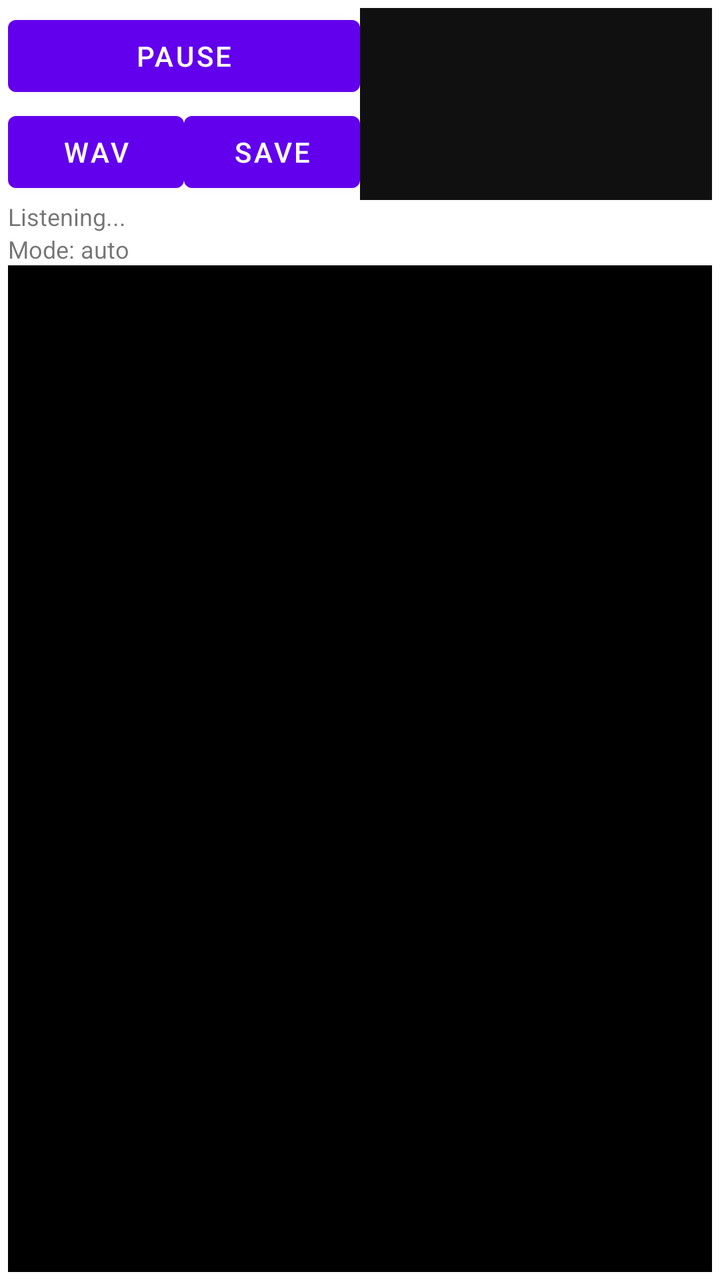
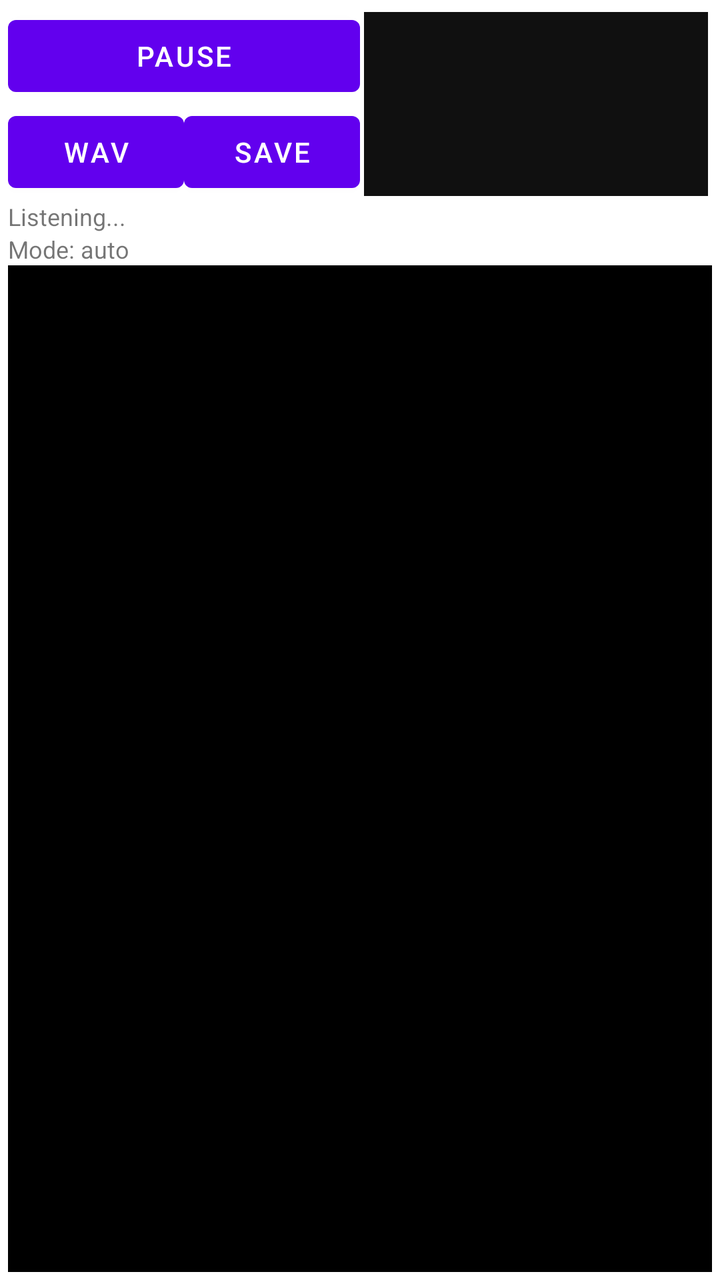

An Android layout rendered at two revisions. The XML below is the earlier revision; the diff shows what the commit changed to produce the second picture.
<!-- AndroidManifest.xml: fallback theme Theme.MaterialComponents.DayNight.NoActionBar -->
<!-- res/layout/receive.xml -->
<?xml version="1.0" encoding="utf-8"?>
<LinearLayout xmlns:android="http://schemas.android.com/apk/res/android"
    android:orientation="vertical" android:layout_width="fill_parent" android:layout_height="fill_parent" android:padding="4dp">
  <LinearLayout android:orientation="horizontal" android:layout_width="fill_parent" android:layout_height="wrap_content">
    <LinearLayout android:orientation="vertical" android:layout_width="0dp" android:layout_weight="1" android:layout_height="wrap_content">
      <Button android:id="@+id/btn_toggle_rx" android:layout_width="fill_parent" android:layout_height="wrap_content" android:text="Pause" />
      <LinearLayout android:orientation="horizontal" android:layout_width="fill_parent" android:layout_height="wrap_content">
        <Button android:id="@+id/btn_wav_rx" android:layout_width="0dp" android:layout_weight="1" android:layout_height="wrap_content" android:text="WAV" />
        <Button android:id="@+id/btn_save_rx" android:layout_width="0dp" android:layout_weight="1" android:layout_height="wrap_content" android:text="Save" />
      </LinearLayout>
    </LinearLayout>
    <ImageView android:id="@+id/rx_image" android:layout_width="0dp" android:layout_weight="1" android:layout_height="fill_parent" android:minHeight="96dp" android:scaleType="fitCenter" android:adjustViewBounds="true" android:background="#101010" />
  </LinearLayout>
  <TextView android:id="@+id/rx_status" android:layout_width="fill_parent" android:layout_height="wrap_content" android:text="Listening..." android:textSize="12sp" />
  <TextView android:id="@+id/rx_mode" android:layout_width="fill_parent" android:layout_height="wrap_content" android:text="Mode: auto" android:textSize="12sp" />
  <FrameLayout android:layout_width="fill_parent" android:layout_height="0dp" android:layout_weight="1" android:background="#000000">
    <ImageView android:id="@+id/rx_scope" android:layout_width="fill_parent" android:layout_height="fill_parent" android:scaleType="fitXY" android:adjustViewBounds="false" />
  </FrameLayout>
</LinearLayout>
<!-- resources referenced by this layout -->
<resources>

</resources>

<!-- the commit's change to res/layout/receive.xml (unified diff, before → after) -->
@@ -9,7 +9,9 @@
         <Button android:id="@+id/btn_save_rx" android:layout_width="0dp" android:layout_weight="1" android:layout_height="wrap_content" android:text="Save" />
       </LinearLayout>
     </LinearLayout>
-    <ImageView android:id="@+id/rx_image" android:layout_width="0dp" android:layout_weight="1" android:layout_height="fill_parent" android:minHeight="96dp" android:scaleType="fitCenter" android:adjustViewBounds="true" android:background="#101010" />
+    <FrameLayout android:layout_width="0dp" android:layout_weight="1" android:layout_height="fill_parent" android:minHeight="96dp" android:background="#ffffff" android:padding="2dp">
+      <ImageView android:id="@+id/rx_image" android:layout_width="fill_parent" android:layout_height="fill_parent" android:scaleType="fitCenter" android:adjustViewBounds="true" android:background="#101010" />
+    </FrameLayout>
   </LinearLayout>
   <TextView android:id="@+id/rx_status" android:layout_width="fill_parent" android:layout_height="wrap_content" android:text="Listening..." android:textSize="12sp" />
   <TextView android:id="@+id/rx_mode" android:layout_width="fill_parent" android:layout_height="wrap_content" android:text="Mode: auto" android:textSize="12sp" />
